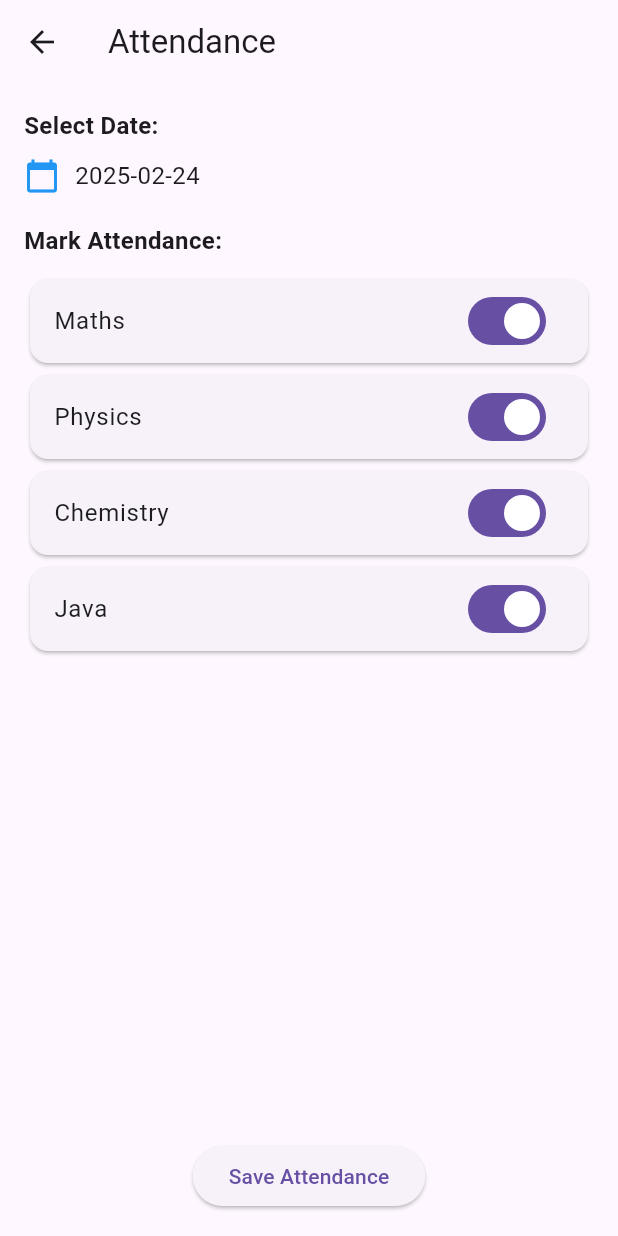
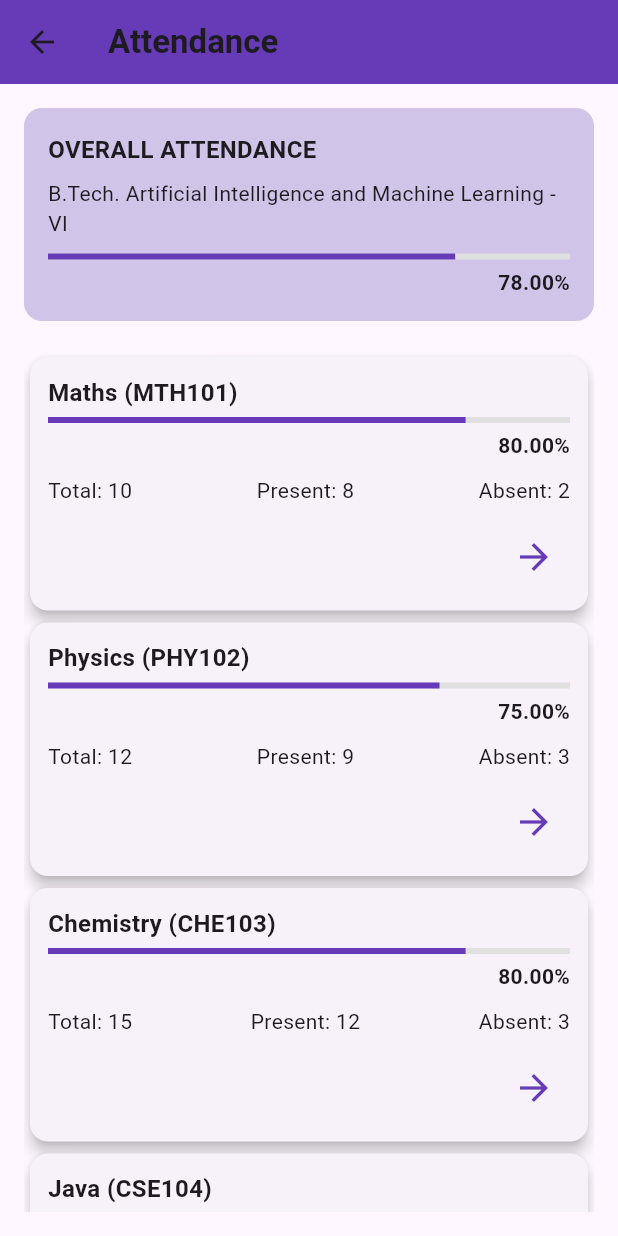
Before and after one commit to LOKESH081103/the-duelist, a Flutter app: the AttendancePage screen opened directly, on a phone screen of 412 x 824 dp. Run offline on Flutter 3.47's test engine with Material 3 defaults, Android fonts, the phone set to English and light mode, and no system bars; our stand-ins replace shared_preferences; accounts and stored records are empty; network calls fail.

Commit message:
attendance

```diff
--- a/happyfox/lib/attendance.dart
+++ b/happyfox/lib/attendance.dart
@@ -1,4 +1,5 @@
 import 'package:flutter/material.dart';
+import 'att_details.dart';
 
 class AttendancePage extends StatefulWidget {
   @override
@@ -6,89 +7,125 @@ class AttendancePage extends StatefulWidget {
 }
 
 class _AttendancePageState extends State<AttendancePage> {
-  DateTime selectedDate = DateTime.now();
-  Map<String, bool> attendance = {
-    "Maths": true,
-    "Physics": true,
-    "Chemistry": true,
-    "Java": true,
+  Map<String, Map<String, dynamic>> subjects = {
+    "Maths (MTH101)": {"total": 10, "present": 8},
+    "Physics (PHY102)": {"total": 12, "present": 9},
+    "Chemistry (CHE103)": {"total": 15, "present": 12},
+    "Java (CSE104)": {"total": 18, "present": 14},
   };
 
-  void _selectDate(BuildContext context) async {
-    final DateTime? picked = await showDatePicker(
-      context: context,
-      initialDate: selectedDate,
-      firstDate: DateTime(2024),
-      lastDate: DateTime(2100),
-    );
-    if (picked != null && picked != selectedDate) {
-      setState(() {
-        selectedDate = picked;
-      });
-    }
+  double calculatePercentage(int present, int total) {
+    return (present / total) * 100;
   }
 
   @override
   Widget build(BuildContext context) {
     return Scaffold(
-      appBar: AppBar(title: Text('Attendance')),
+      appBar: AppBar(
+        title:
+            Text("Attendance", style: TextStyle(fontWeight: FontWeight.bold)),
+        backgroundColor: Colors.deepPurple,
+      ),
       body: Padding(
-        padding: EdgeInsets.all(16),
+        padding: EdgeInsets.all(16.0),
         child: Column(
           crossAxisAlignment: CrossAxisAlignment.start,
           children: [
-            Text(
-              "Select Date:",
-              style: TextStyle(fontSize: 16, fontWeight: FontWeight.bold),
-            ),
-            SizedBox(height: 10),
-            GestureDetector(
-              onTap: () => _selectDate(context),
-              child: Row(
+            Container(
+              decoration: BoxDecoration(
+                color: Colors.deepPurple.shade100,
+                borderRadius: BorderRadius.circular(12),
+              ),
+              padding: EdgeInsets.all(16),
+              child: Column(
+                crossAxisAlignment: CrossAxisAlignment.start,
                 children: [
-                  Icon(Icons.calendar_today, color: Colors.blue),
-                  SizedBox(width: 10),
+                  Text("OVERALL ATTENDANCE",
+                      style:
+                          TextStyle(fontSize: 16, fontWeight: FontWeight.bold)),
+                  SizedBox(height: 8),
                   Text(
-                    "${selectedDate.toLocal()}".split(' ')[0],
-                    style: TextStyle(fontSize: 16),
+                      "B.Tech. Artificial Intelligence and Machine Learning - VI"),
+                  SizedBox(height: 10),
+                  LinearProgressIndicator(
+                    value: 0.78,
+                    backgroundColor: Colors.grey.shade300,
+                    color: Colors.deepPurple,
+                  ),
+                  SizedBox(height: 5),
+                  Align(
+                    alignment: Alignment.centerRight,
+                    child: Text("78.00%",
+                        style: TextStyle(fontWeight: FontWeight.bold)),
                   ),
                 ],
               ),
             ),
             SizedBox(height: 20),
-            Text(
-              "Mark Attendance:",
-              style: TextStyle(fontSize: 16, fontWeight: FontWeight.bold),
-            ),
-            SizedBox(height: 10),
             Expanded(
-              child: ListView(
-                children: attendance.keys.map((subject) {
+              child: ListView.builder(
+                itemCount: subjects.keys.length,
+                itemBuilder: (context, index) {
+                  String subject = subjects.keys.elementAt(index);
+                  int total = subjects[subject]!['total'];
+                  int present = subjects[subject]!['present'];
+                  double percentage = calculatePercentage(present, total);
+
                   return Card(
-                    child: ListTile(
-                      title: Text(subject),
-                      trailing: Switch(
-                        value: attendance[subject]!,
-                        onChanged: (value) {
-                          setState(() {
-                            attendance[subject] = value;
-                          });
-                        },
+                    elevation: 4,
+                    shape: RoundedRectangleBorder(
+                        borderRadius: BorderRadius.circular(12)),
+                    child: Padding(
+                      padding: EdgeInsets.all(12),
+                      child: Column(
+                        crossAxisAlignment: CrossAxisAlignment.start,
+                        children: [
+                          Text(subject,
+                              style: TextStyle(
+                                  fontSize: 16, fontWeight: FontWeight.bold)),
+                          SizedBox(height: 5),
+                          LinearProgressIndicator(
+                            value: percentage / 100,
+                            backgroundColor: Colors.grey.shade300,
+                            color: Colors.deepPurple,
+                          ),
+                          SizedBox(height: 5),
+                          Align(
+                            alignment: Alignment.centerRight,
+                            child: Text("${percentage.toStringAsFixed(2)}%",
+                                style: TextStyle(fontWeight: FontWeight.bold)),
+                          ),
+                          SizedBox(height: 10),
+                          Row(
+                            mainAxisAlignment: MainAxisAlignment.spaceBetween,
+                            children: [
+                              Text("Total: $total"),
+                              Text("Present: $present"),
+                              Text("Absent: ${total - present}"),
+                            ],
+                          ),
+                          SizedBox(height: 10),
+                          Align(
+                            alignment: Alignment.bottomRight,
+                            child: IconButton(
+                              onPressed: () {
+                                Navigator.push(
+                                  context,
+                                  MaterialPageRoute(
+                                    builder: (context) => AttendanceDetailsPage(
+                                        subjects: subjects),
+                                  ),
+                                );
+                              },
+                              icon: Icon(Icons.arrow_forward,
+                                  color: Colors.deepPurple, size: 28),
+                            ),
+                          ),
+                        ],
                       ),
                     ),
                   );
-                }).toList(),
-              ),
-            ),
-            SizedBox(height: 20),
-            Center(
-              child: ElevatedButton(
-                onPressed: () {
-                  ScaffoldMessenger.of(context).showSnackBar(
-                    SnackBar(content: Text("Attendance saved successfully!")),
-                  );
                 },
-                child: Text("Save Attendance"),
               ),
             ),
           ],
```
Also changed, not shown: happyfox/lib/att_details.dart (added, +66 -0 lines).
